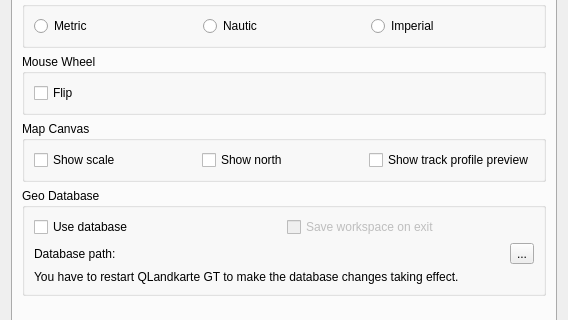
First picture: the form in src/IDlgConfig.ui, repository ntruchsess/QLandkarteGT, before the edit; both pictures show x 0 to 568 and y 127 to 447 of the 568 by 591 pixel window.
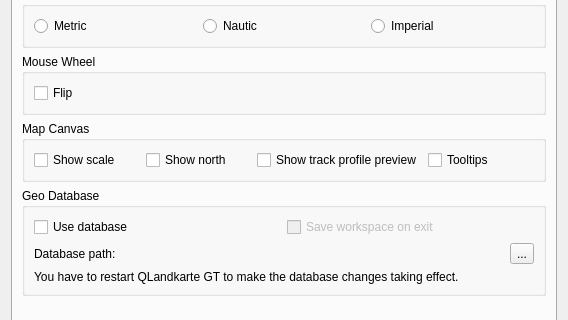
Second picture: the form after the edit. The open tabs and pages were chosen to show the change.

Commit message: add tooltip for map elements

Diff of the .ui file:
```diff
--- a/src/IDlgConfig.ui
+++ b/src/IDlgConfig.ui
@@ -123,6 +123,16 @@
             </property>
            </widget>
           </item>
+          <item>
+           <widget class="QCheckBox" name="checkTooltip">
+            <property name="toolTip">
+             <string>Show information as tooltip for items under cursor in vector maps.</string>
+            </property>
+            <property name="text">
+             <string>Tooltips</string>
+            </property>
+           </widget>
+          </item>
          </layout>
         </widget>
        </item>
```
Left out of the diff: 2 changed lines with no effect on the pictures. The commit also changes 5 other files.
